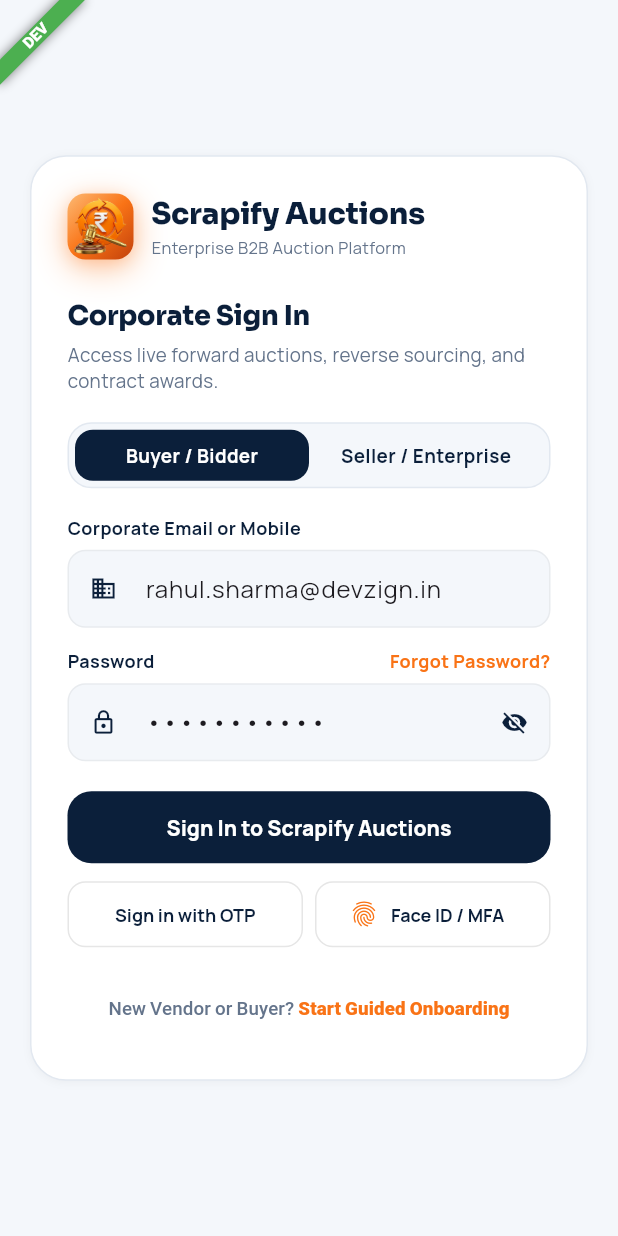
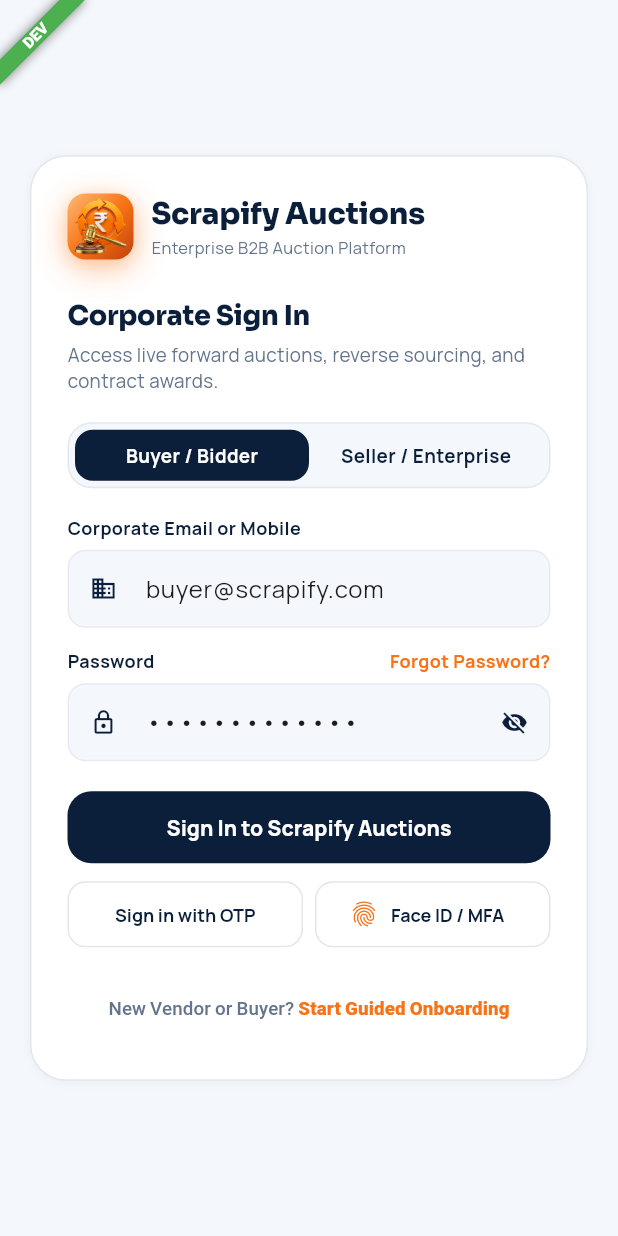
Before and after one commit to abhyuthanamprojects-eng/scrapify-auction-mobile-app, a Flutter app: the LoginScreen screen opened by its route, after a tap on "Buyer / Bidder", on a phone screen of 412 x 824 dp. Run offline on Flutter 3.47's test engine with Material 3 defaults, Android fonts, the phone set to English and light mode, and no system bars; our stand-ins replace dio, equatable, flutter_riverpod, flutter_secure_storage, go_router, google_fonts and 1 more; accounts and stored records are empty; project files that could hold a hidden picture were left out.

Commit message:
fix(auth): update default login credentials to valid seeded buyer and seller accounts with Password@1234

```diff
--- a/lib/screens/auth/login_screen.dart
+++ b/lib/screens/auth/login_screen.dart
@@ -18,9 +18,9 @@
 
 class _LoginScreenState extends ConsumerState<LoginScreen> {
   final _identifierController = TextEditingController(
-    text: 'rahul.sharma@devzign.in',
+    text: 'buyer@scrapify.com',
   );
-  final _passwordController = TextEditingController(text: 'password123');
+  final _passwordController = TextEditingController(text: 'Password@1234');
   bool _isBuyer = true;
   bool _obscurePassword = true;
 
@@ -333,7 +333,11 @@
           Expanded(
             child: GestureDetector(
               onTap: () {
-                setState(() => _isBuyer = true);
+                setState(() {
+                  _isBuyer = true;
+                  _identifierController.text = 'buyer@scrapify.com';
+                  _passwordController.text = 'Password@1234';
+                });
               },
               child: Container(
                 decoration: BoxDecoration(
@@ -356,7 +360,11 @@
           Expanded(
             child: GestureDetector(
               onTap: () {
-                setState(() => _isBuyer = false);
+                setState(() {
+                  _isBuyer = false;
+                  _identifierController.text = 'seller@scrapify.com';
+                  _passwordController.text = 'Password@1234';
+                });
               },
               child: Container(
                 decoration: BoxDecoration(
--- a/lib/screens/auth/login_screen_improved.dart
+++ b/lib/screens/auth/login_screen_improved.dart
@@ -22,9 +22,9 @@
 
 class _LoginScreenImprovedState extends ConsumerState<LoginScreenImproved> {
   final _identifierController = TextEditingController(
-    text: 'rahul.sharma@devzign.in',
+    text: 'buyer@scrapify.com',
   );
-  final _passwordController = TextEditingController(text: 'password123');
+  final _passwordController = TextEditingController(text: 'Password@1234');
   bool _isBuyer = true;
   bool _obscurePassword = true;
 
@@ -313,7 +313,11 @@
         children: [
           Expanded(
             child: GestureDetector(
-              onTap: () => setState(() => _isBuyer = true),
+              onTap: () => setState(() {
+                _isBuyer = true;
+                _identifierController.text = 'buyer@scrapify.com';
+                _passwordController.text = 'Password@1234';
+              }),
               child: Container(
                 padding: const EdgeInsets.symmetric(vertical: 12),
                 decoration: BoxDecoration(
@@ -337,7 +341,11 @@
           ),
           Expanded(
             child: GestureDetector(
-              onTap: () => setState(() => _isBuyer = false),
+              onTap: () => setState(() {
+                _isBuyer = false;
+                _identifierController.text = 'seller@scrapify.com';
+                _passwordController.text = 'Password@1234';
+              }),
               child: Container(
                 padding: const EdgeInsets.symmetric(vertical: 12),
                 decoration: BoxDecoration(
```
